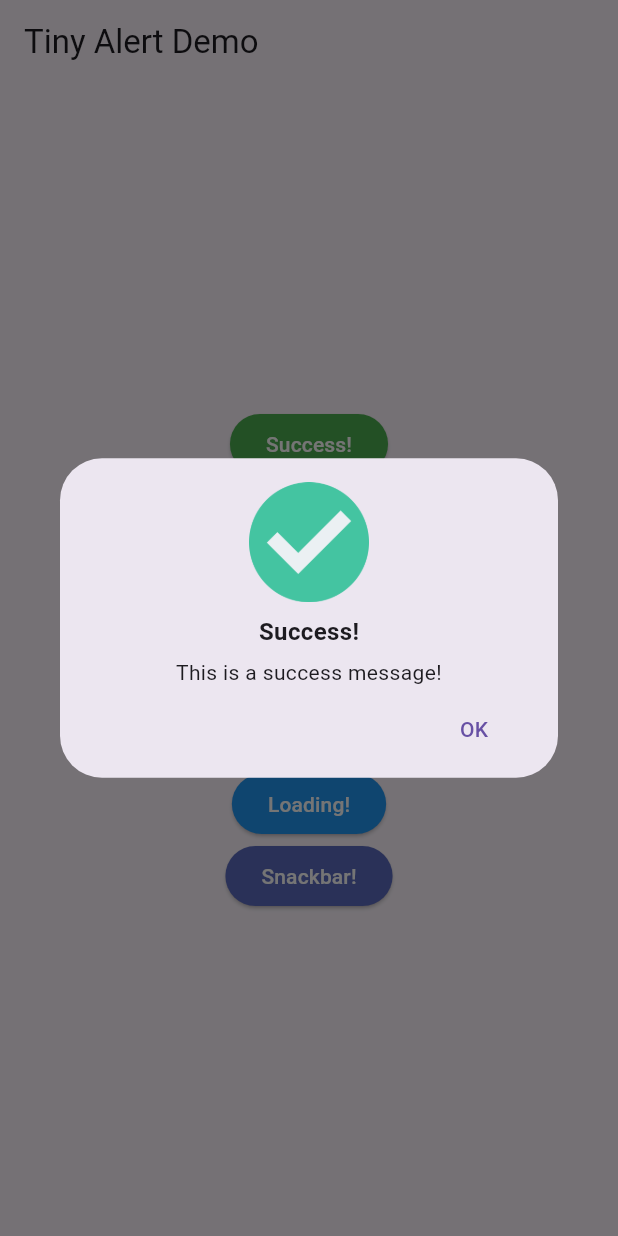
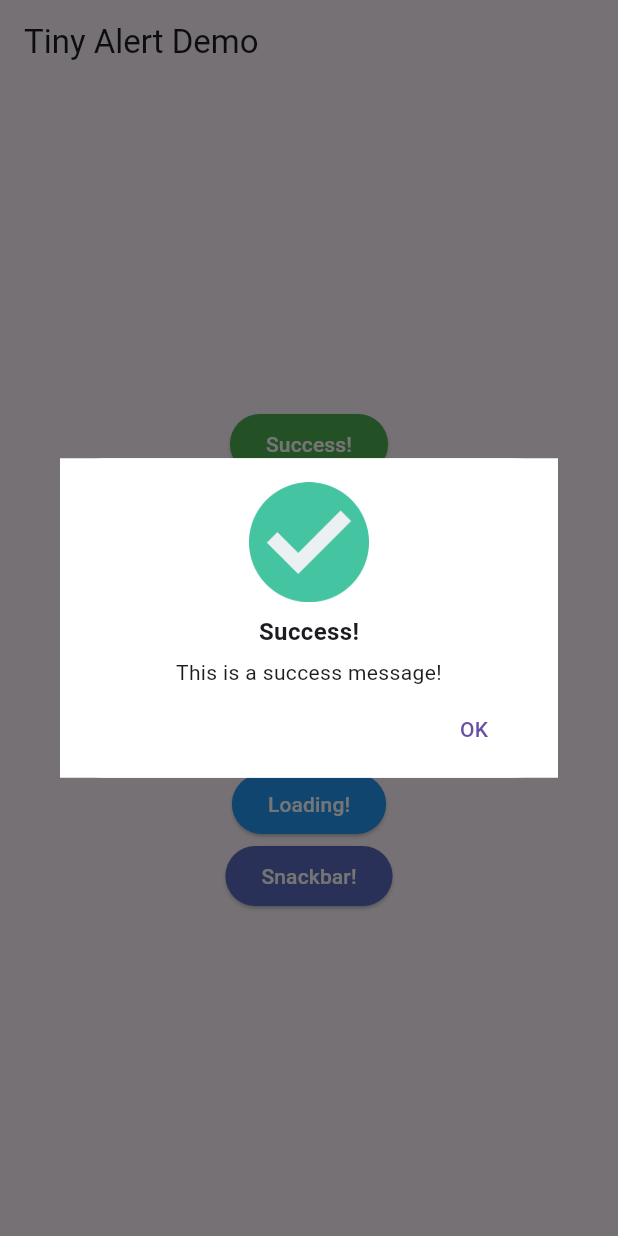
Before and after one commit to amdkholil/tiny-alert, a Flutter app: the screen it shows after launch, after a tap on "Success!", on a phone screen of 412 x 824 dp. Run offline on Flutter 3.47's test engine with Material 3 defaults, Android fonts, the phone set to English and light mode, and no system bars.

Commit message:
update: add backgorund color

```diff
--- a/example/lib/main.dart
+++ b/example/lib/main.dart
@@ -119,7 +119,8 @@ class HomePage extends StatelessWidget {
             ),
             ElevatedButton(
               onPressed: () {
-                TinyAlert.progress(context, label: "Loading...", barrierDismissible: true);
+                TinyAlert.progress(context,
+                    label: "Loading...", barrierDismissible: true);
               },
               style: ElevatedButton.styleFrom(
                 backgroundColor: Colors.blue,
--- a/lib/tiny_alert.dart
+++ b/lib/tiny_alert.dart
@@ -22,6 +22,7 @@ class TinyAlert {
     bool barrierDismissible = true,
     double iconSize = 80,
     double maxWidth = 400,
+    Color backgroundColor = Colors.white,
   }) {
     Size size = MediaQuery.of(context).size;
     maxWidth = size.width > maxWidth ? maxWidth : size.width;
@@ -33,19 +34,22 @@ class TinyAlert {
         child: Container(
           padding: const EdgeInsets.fromLTRB(24, 16, 24, 8),
           width: maxWidth,
+          color: backgroundColor,
           child: Column(
             crossAxisAlignment: CrossAxisAlignment.center,
             mainAxisSize: MainAxisSize.min,
             children: [
               Image(
-                image: const AssetImage("lib/assets/success.png", package: "tiny_alert"),
+                image: const AssetImage("lib/assets/success.png",
+                    package: "tiny_alert"),
                 width: iconSize,
                 height: iconSize,
               ),
               const SizedBox(height: 8),
               Text(
                 title,
-                style: const TextStyle(fontWeight: FontWeight.bold, fontSize: 16),
+                style:
+                    const TextStyle(fontWeight: FontWeight.bold, fontSize: 16),
               ),
               const SizedBox(height: 6),
               Text(
@@ -88,6 +92,7 @@ class TinyAlert {
     bool barrierDismissible = true,
     double iconSize = 80,
     double maxWidth = 400,
+    Color backgroundColor = Colors.white,
   }) {
     Size size = MediaQuery.of(context).size;
     maxWidth = size.width > maxWidth ? maxWidth : size.width;
@@ -99,19 +104,22 @@ class TinyAlert {
         child: Container(
           padding: const EdgeInsets.fromLTRB(24, 16, 24, 8),
           width: maxWidth,
+          color: backgroundColor,
           child: Column(
             crossAxisAlignment: CrossAxisAlignment.center,
             mainAxisSize: MainAxisSize.min,
             children: [
               Image(
-                image: const AssetImage("lib/assets/info.png", package: "tiny_alert"),
+                image: const AssetImage("lib/assets/info.png",
+                    package: "tiny_alert"),
                 width: iconSize,
                 height: iconSize,
               ),
               const SizedBox(height: 8),
               Text(
                 title,
-                style: const TextStyle(fontWeight: FontWeight.bold, fontSize: 16),
+                style:
+                    const TextStyle(fontWeight: FontWeight.bold, fontSize: 16),
               ),
               const SizedBox(height: 6),
               Text(
@@ -155,6 +163,7 @@ class TinyAlert {
     bool barrierDismissible = true,
     double iconSize = 80,
     double maxWidth = 400,
+    Color backgroundColor = Colors.white,
   }) {
     Size size = MediaQuery.of(context).size;
     maxWidth = size.width > maxWidth ? maxWidth : size.width;
@@ -166,19 +175,22 @@ class TinyAlert {
         child: Container(
           padding: const EdgeInsets.fromLTRB(24, 16, 24, 8),
           width: maxWidth,
+          color: backgroundColor,
           child: Column(
             crossAxisAlignment: CrossAxisAlignment.center,
             mainAxisSize: MainAxisSize.min,
             children: [
               Image(
-                image: const AssetImage("lib/assets/confirm.png", package: "tiny_alert"),
+                image: const AssetImage("lib/assets/confirm.png",
+                    package: "tiny_alert"),
                 width: iconSize,
                 height: iconSize,
               ),
               const SizedBox(height: 8),
               Text(
                 title,
-                style: const TextStyle(fontWeight: FontWeight.bold, fontSize: 16),
+                style:
+                    const TextStyle(fontWeight: FontWeight.bold, fontSize: 16),
               ),
               const SizedBox(height: 6),
               Text(
@@ -199,7 +211,8 @@ class TinyAlert {
                     child: Text(
                       confirmButtonText,
                       style: TextStyle(
-                        color: confirmButtonColor ?? Theme.of(context).buttonTheme.colorScheme!.primary,
+                        color: confirmButtonColor ??
+                            Theme.of(context).buttonTheme.colorScheme!.primary,
                       ),
                     ),
                   ),
@@ -226,6 +239,7 @@ class TinyAlert {
     bool barrierDismissible = true,
     double iconSize = 80,
     double maxWidth = 400,
+    Color backgroundColor = Colors.white,
   }) {
     Size size = MediaQuery.of(context).size;
     maxWidth = size.width > maxWidth ? maxWidth : size.width;
@@ -237,19 +251,22 @@ class TinyAlert {
         child: Container(
           padding: const EdgeInsets.fromLTRB(24, 16, 24, 8),
           width: maxWidth,
+          color: backgroundColor,
           child: Column(
             crossAxisAlignment: CrossAxisAlignment.center,
             mainAxisSize: MainAxisSize.min,
             children: [
               Image(
-                image: const AssetImage("lib/assets/warning.png", package: "tiny_alert"),
+                image: const AssetImage("lib/assets/warning.png",
+                    package: "tiny_alert"),
                 width: iconSize,
                 height: iconSize,
               ),
               const SizedBox(height: 8),
               Text(
                 title,
-                style: const TextStyle(fontWeight: FontWeight.bold, fontSize: 16),
+                style:
+                    const TextStyle(fontWeight: FontWeight.bold, fontSize: 16),
               ),
               const SizedBox(height: 6),
               Text(
@@ -292,6 +309,7 @@ class TinyAlert {
     bool barrierDismissible = true,
     double iconSize = 80,
     double maxWidth = 400,
+    Color backgroundColor = Colors.white,
   }) {
     Size size = MediaQuery.of(context).size;
     maxWidth = size.width > maxWidth ? maxWidth : size.width;
@@ -303,19 +321,22 @@ class TinyAlert {
         child: Container(
           padding: const EdgeInsets.fromLTRB(24, 16, 24, 8),
           width: maxWidth,
+          color: backgroundColor,
           child: Column(
             crossAxisAlignment: CrossAxisAlignment.center,
             mainAxisSize: MainAxisSize.min,
             children: [
               Image(
-                image: const AssetImage("lib/assets/error.png", package: "tiny_alert"),
+                image: const AssetImage("lib/assets/error.png",
+                    package: "tiny_alert"),
                 width: iconSize,
                 height: iconSize,
               ),
               const SizedBox(height: 8),
               Text(
                 title,
-                style: const TextStyle(fontWeight: FontWeight.bold, fontSize: 16),
+                style:
+                    const TextStyle(fontWeight: FontWeight.bold, fontSize: 16),
               ),
               const SizedBox(height: 6),
               Text(
@@ -352,6 +373,7 @@ class TinyAlert {
     bool barrierDismissible = false,
     TinyAlertLoadingType type = TinyAlertLoadingType.circular,
     double maxWidth = 400,
+    Color backgroundColor = Colors.white,
   }) {
     Size size = MediaQuery.of(context).size;
     maxWidth = size.width > maxWidth ? maxWidth : size.width;
@@ -362,19 +384,25 @@ class TinyAlert {
         child: Container(
           padding: const EdgeInsets.fromLTRB(24, 16, 24, 8),
           width: maxWidth,
+          color: backgroundColor,
           child: Column(
             crossAxisAlignment: CrossAxisAlignment.center,
             mainAxisSize: MainAxisSize.min,
             children: [
               if (type == TinyAlertLoadingType.linear)
-                SizedBox(width: 150, child: LinearProgressIndicator(value: progress))
+                SizedBox(
+                    width: 150, child: LinearProgressIndicator(value: progress))
               else
-                SizedBox(height: 50, width: 50, child: CircularProgressIndicator(value: progress)),
+                SizedBox(
+                    height: 50,
+                    width: 50,
+                    child: CircularProgressIndicator(value: progress)),
               const SizedBox(height: 8),
               if (label != null)
                 Text(
                   label,
-                  style: const TextStyle(fontWeight: FontWeight.bold, fontSize: 16),
+                  style: const TextStyle(
+                      fontWeight: FontWeight.bold, fontSize: 16),
                 ),
             ],
           ),
@@ -392,11 +420,13 @@ class TinyAlert {
     TextStyle? textStyle,
     int maxLines = 2,
     TextAlign textAlign = TextAlign.center,
+    Color backgroundColor = Colors.black87,
+    Color closeIconColor = Colors.white,
   }) {
     ScaffoldMessenger.of(context).showSnackBar(
       SnackBar(
         behavior: SnackBarBehavior.floating,
-        backgroundColor: Colors.black87,
+        backgroundColor: backgroundColor,
         shape: RoundedRectangleBorder(borderRadius: BorderRadius.circular(20)),
         elevation: 0,
         content: Text(
@@ -406,7 +436,7 @@ class TinyAlert {
           style: textStyle,
         ),
         showCloseIcon: showCloseIcon ?? true,
-        closeIconColor: Colors.white,
+        closeIconColor: closeIconColor,
         duration: Duration(seconds: seconds ?? 4),
       ),
     );
--- a/pubspec.yaml
+++ b/pubspec.yaml
@@ -1,6 +1,6 @@
 name: tiny_alert
 description: Simple Flutter Alert Dialog Widget with a simple design for fast coding, easy to use, and easy to customize.
-version: 0.0.5
+version: 1.0.0
 homepage: https://github.com/amdkholil/tiny-alert
 repository: https://github.com/amdkholil/tiny-alert.git
 
@@ -11,7 +11,6 @@ environment:
 dependencies:
   flutter:
     sdk: flutter
-  plugin_platform_interface: ^2.0.2
 
 dev_dependencies:
   flutter_test:
```
Also changed, not shown: example/pubspec.lock, 2 other files.
